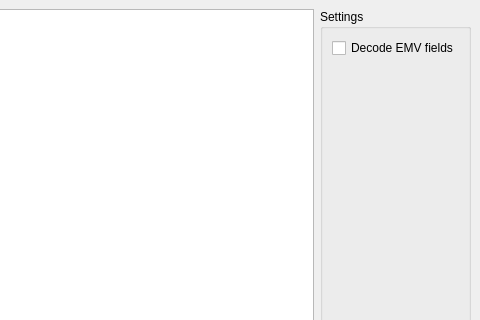
First picture: the form in viewer/emv-viewer-mainwindow.ui, repository openemv/emv-utils, before the edit; both pictures show x 720 to 1200 and y 0 to 320 of the 1200 by 800 pixel window.
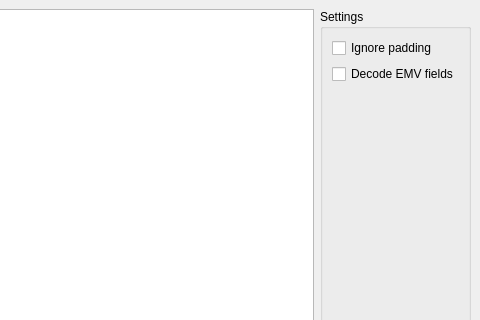
Second picture: the form after the edit. Custom widgets are drawn as their Qt base class.

Commit message:
Implement ignore padding checkbox for emv-viewer
Invalid data is assumed to be padding if it is either less than 8 bytes
when the total data length is a multiple of 8 bytes (for example DES) or
if it is less than 16 bytes when the total data length is a multiple of
16 bytes (for example AES).

Diff of the .ui file:
```diff
--- a/viewer/emv-viewer-mainwindow.ui
+++ b/viewer/emv-viewer-mainwindow.ui
@@ -40,6 +40,13 @@
            <string>Settings</string>
           </property>
           <layout class="QVBoxLayout" name="verticalLayoutSettings">
+           <item>
+            <widget class="QCheckBox" name="paddingCheckBox">
+             <property name="text">
+              <string>Ignore padding</string>
+             </property>
+            </widget>
+           </item>
            <item>
             <widget class="QCheckBox" name="decodeCheckBox">
              <property name="text">
```
The commit also changes 4 other files.
